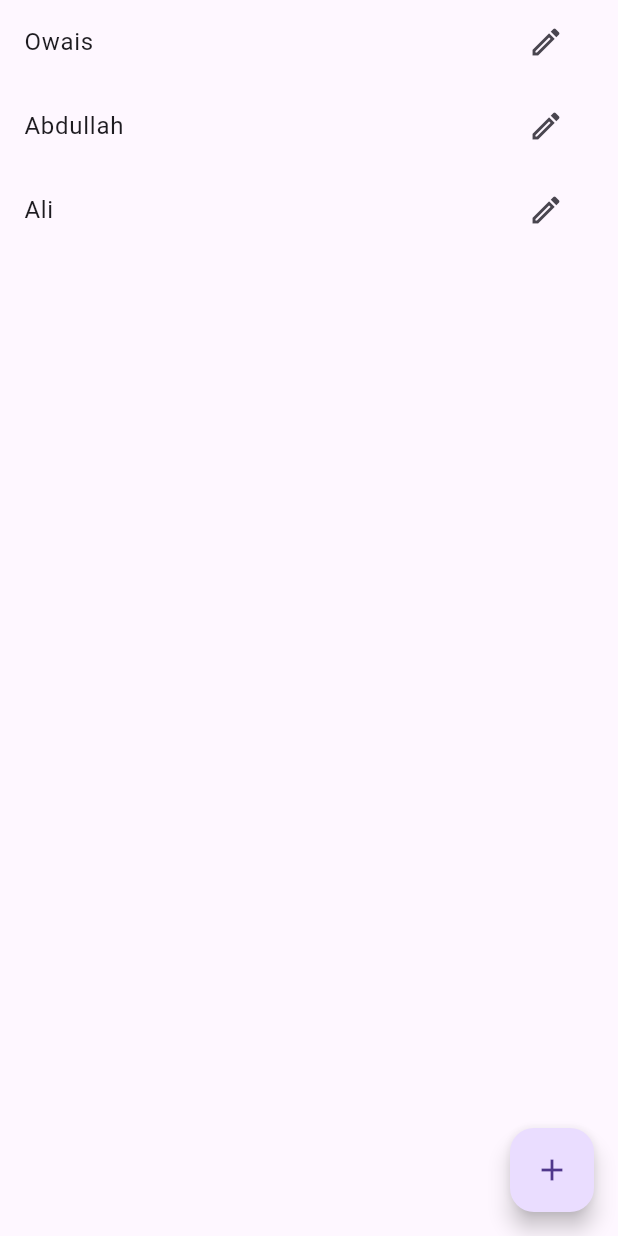
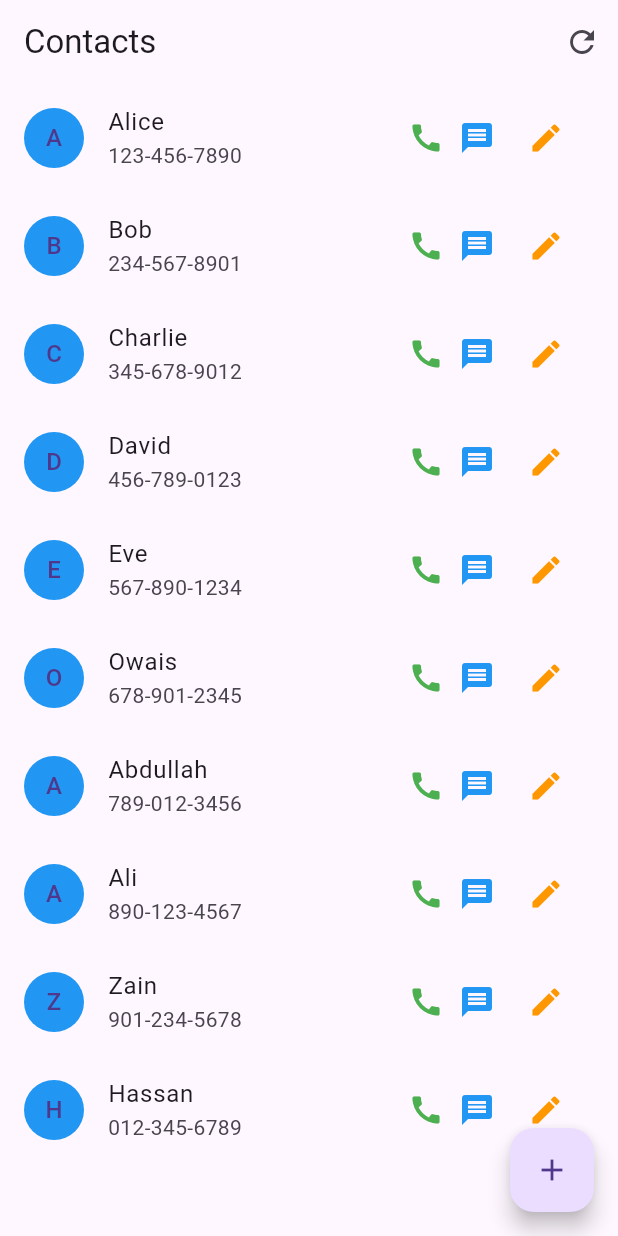
Before and after one commit to codewithowais/jp-flutter-b10, a Flutter app: the screen it shows after launch, on a phone screen of 412 x 824 dp. Run offline on Flutter 3.47's test engine with Material 3 defaults, Android fonts, the phone set to English and light mode, and no system bars.

Commit message:
added online class code 27june2026

```diff
--- a/lib/main.dart
+++ b/lib/main.dart
@@ -2,6 +2,7 @@ import 'package:flutter/material.dart';
 import 'package:myapp/old-screens/about_view.dart';
 import 'package:myapp/old-screens/newscreen.dart';
 import 'package:myapp/old-screens/splashScreen.dart';
+import 'package:myapp/screens/contacts/contacts_view.dart';
 import 'package:myapp/screens/dashbaord/dashboard_view.dart';
 import 'package:myapp/screens/home/home_view.dart';
 
@@ -16,7 +17,7 @@ class MyApp extends StatelessWidget {
   Widget build(BuildContext context) {
     return MaterialApp(
       debugShowCheckedModeBanner: false,
-      home: DashboardView(),
+      home: ContactsView(),
     );
   }
 }
--- /dev/null
+++ b/lib/screens/contacts/contacts_list.dart
@@ -0,0 +1,12 @@
+List users = [
+  {'name': 'Alice', 'phone': '123-456-7890'},
+  {'name': 'Bob', 'phone': '234-567-8901'},
+  {'name': 'Charlie', 'phone': '345-678-9012'},
+  {'name': 'David', 'phone': '456-789-0123'},
+  {'name': 'Eve', 'phone': '567-890-1234'},
+  {'name': 'Owais', 'phone': '678-901-2345'},
+  {'name': 'Abdullah', 'phone': '789-012-3456'},
+  {'name': 'Ali', 'phone': '890-123-4567'},
+  {'name': 'Zain', 'phone': '901-234-5678'},
+  {'name': 'Hassan', 'phone': '012-345-6789'},
+];
--- /dev/null
+++ b/lib/screens/contacts/contacts_view.dart
@@ -0,0 +1,104 @@
+import 'package:flutter/material.dart';
+import 'package:myapp/screens/contacts/add-contact/add-contact_view.dart';
+import 'package:myapp/screens/contacts/contacts_list.dart';
+
+class ContactsView extends StatefulWidget {
+  const ContactsView({super.key});
+
+  @override
+  State<ContactsView> createState() => _ContactsViewState();
+}
+
+class _ContactsViewState extends State<ContactsView> {
+
+  @override
+  void initState() {
+
+    print('initState called');
+    // TODO: implement initState
+    super.initState();
+  }
+
+  didUpdateWidget(covariant ContactsView oldWidget) {
+    print('didUpdateWidget called');
+    super.didUpdateWidget(oldWidget);
+  }
+
+  @override
+  Widget build(BuildContext context) {
+    return Scaffold(
+      appBar: AppBar(title: Text('Contacts'), actions: [
+        IconButton(
+          onPressed: () {
+            setState(() {});
+          },
+          icon: Icon(Icons.refresh),
+        )
+      ]),
+      // 0 => 1 => 2 => 3 => 4 => 5 => 6 => 7 => 8 => 9 => 10
+      body: ListView.builder(
+        itemCount: users.length,
+        itemBuilder: (context, index) {
+          return ListTile(
+            onTap: () {},
+            onLongPress: () {},
+            leading: CircleAvatar(
+              backgroundColor: Colors.blue,
+              child: Text('${users[index]['name'][0]}'),
+            ),
+            title: Text('${users[index]['name']}'),
+            subtitle: Text('${users[index]['phone']}'),
+            trailing: Row(
+              mainAxisSize: MainAxisSize.min,
+              children: [
+                Icon(Icons.call, color: Colors.green),
+                SizedBox(width: 10),
+                Icon(Icons.message, color: Colors.blue),
+                SizedBox(width: 10),
+                IconButton(
+                  icon: Icon(Icons.edit, color: Colors.orange),
+                  onPressed: () {
+                    // Edit contact logic here
+                    Navigator.push(
+                      context,
+                      MaterialPageRoute(
+                        builder: (context) => AddContactView(user: users[index], index: index),
+                      ),
+                    );
+                  },
+                ),
+              ],
+            ),
+          );
+        },
+      ),
+
+      floatingActionButton: FloatingActionButton(
+        onPressed: () {
+          Navigator.push(
+            context,
+            MaterialPageRoute(builder: (context) => AddContactView()),
+          );
+        },
+        child: Icon(Icons.add),
+      ),
+    );
+  }
+}
+
+
+// void main() {
+
+//   // 0 => 1 => 2 => 3 => 4 => 5 => 6 => 7 => 8 => 9 => 10
+//   List users = [
+//     {'name': 'Alice', 'phone': '123-456-7890'},
+//     {'name': 'Bob', 'phone': '234-567-8901'},
+//     {'name': 'Charlie', 'phone': '345-678-9012'},
+//     {'name': 'David', 'phone': '456-789-0123'},
+//     {'name': 'Eve', 'phone': '567-890-1234'}
+//   ];
+//   for(var i =0; i< users.length; i++) {
+//     print('Hello ${users[i]['name']}');
+//   }
+
+// }
```
Also changed, not shown: lib/screens/contacts/add-contact/add-contact_view.dart (added, +80 -0 lines).
